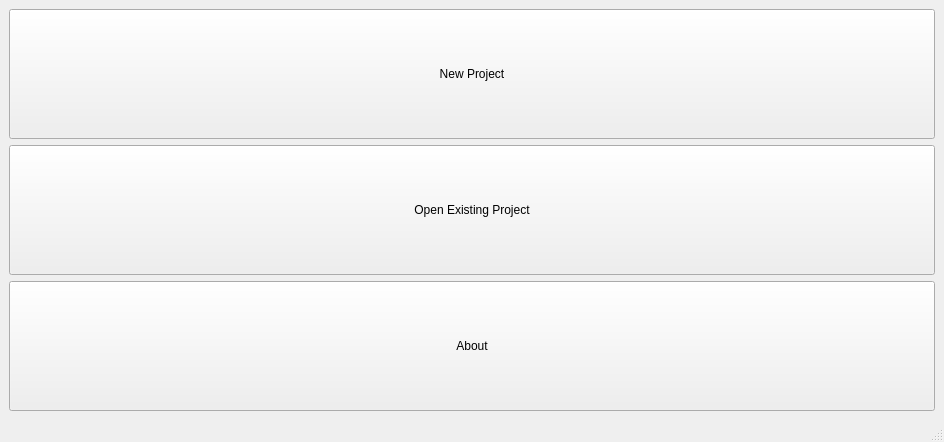
Above: mainwindow.ui from Rohith-04/BitFlip before the change. Below: the same form after it.
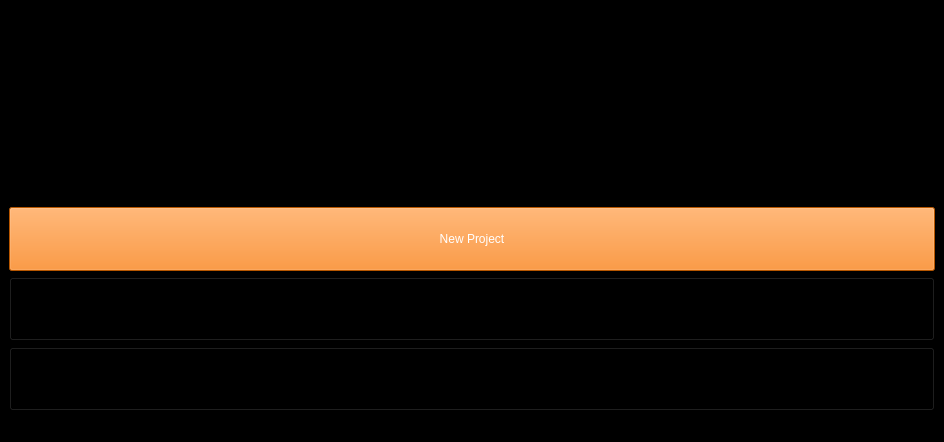
That is the form after the change. Icons and pictures are not drawn.

```diff
--- a/mainwindow.ui
+++ b/mainwindow.ui
@@ -41,10 +41,13 @@
    <iconset theme="QIcon::ThemeIcon::Computer"/>
   </property>
   <property name="styleSheet">
-   <string notr="true"/>
+   <string notr="true">background-color: rgb(0, 0, 0)</string>
   </property>
   <widget class="QWidget" name="centralwidget">
    <layout class="QVBoxLayout" name="verticalLayout">
+    <item>
+     <widget class="QGraphicsView" name="graphicsView"/>
+    </item>
     <item>
      <widget class="QPushButton" name="btn_newProject">
       <property name="sizePolicy">
@@ -53,6 +56,14 @@
         <verstretch>0</verstretch>
        </sizepolicy>
       </property>
+      <property name="styleSheet">
+       <string notr="true">QPushButton{
+	background-color : rgb(255, 120, 0);
+	color : rgb(255, 255, 255);
+	padding : 5px;
+}
+	</string>
+      </property>
       <property name="text">
        <string>New Project</string>
       </property>
```
